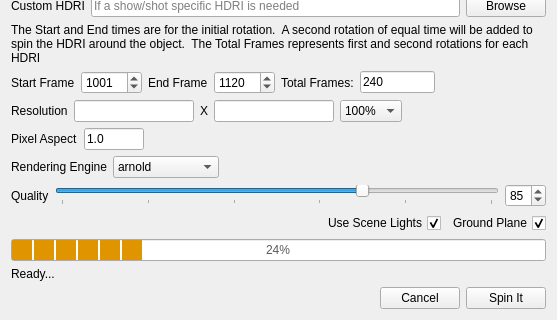
Before: the Qt Designer form v1.0.0/python/lazy_siouxsie/ui/lazy_siouxsie_ui.ui in SleepDeprivedVFX/lazy_siouxsie, drawn with Qt 5; both pictures show x 0 to 557 and y 388 to 708 of the 557 by 708 pixel window.
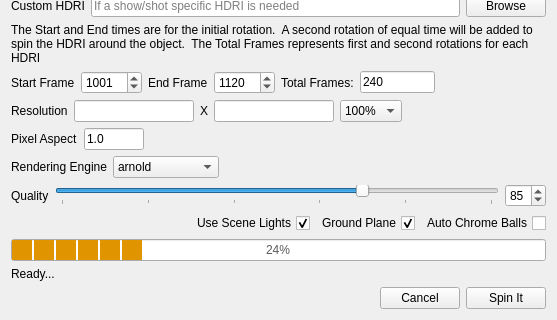
After: the same form once the commit is applied.

Commit message: Added Color Ball Check box.

Patch:
```diff
--- a/v1.0.0/python/lazy_siouxsie/ui/lazy_siouxsie_ui.ui
+++ b/v1.0.0/python/lazy_siouxsie/ui/lazy_siouxsie_ui.ui
@@ -552,6 +552,16 @@
        </property>
       </widget>
      </item>
+     <item>
+      <widget class="QCheckBox" name="chrome_balls">
+       <property name="layoutDirection">
+        <enum>Qt::RightToLeft</enum>
+       </property>
+       <property name="text">
+        <string>Auto Chrome Balls</string>
+       </property>
+      </widget>
+     </item>
     </layout>
    </item>
    <item>
```
